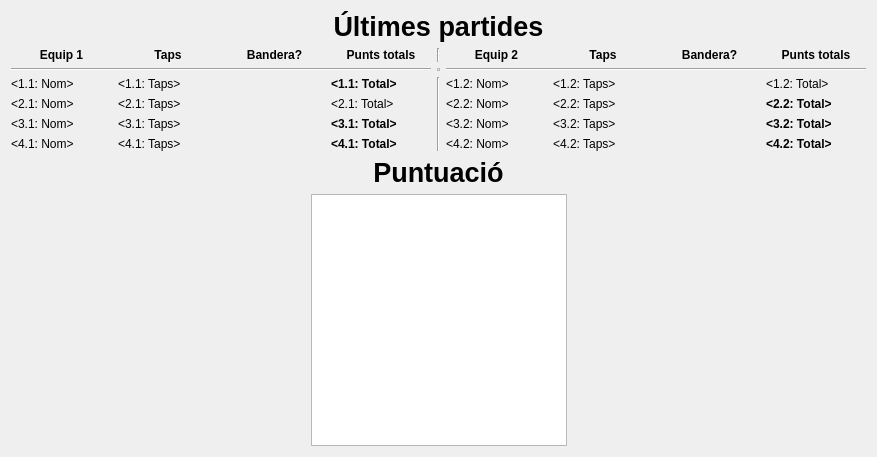
First picture: the form in pantallapuntuacio.ui, repository vicgua/robocat, before the edit.
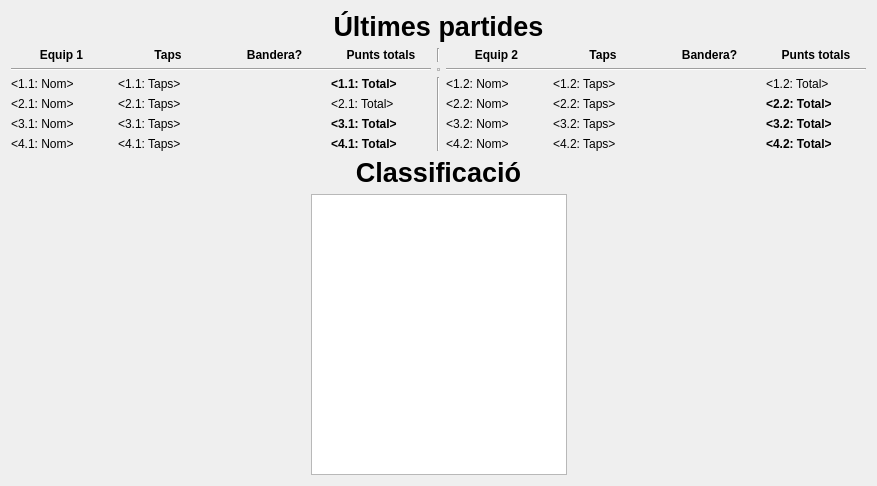
Second picture: the form after the edit. Icons and pictures are not drawn.

Diff of the .ui file:
```diff
--- a/pantallapuntuacio.ui
+++ b/pantallapuntuacio.ui
@@ -10,7 +10,7 @@
     <x>0</x>
     <y>0</y>
     <width>877</width>
-    <height>457</height>
+    <height>486</height>
    </rect>
   </property>
   <property name="windowTitle">
@@ -618,7 +618,7 @@
       </font>
      </property>
      <property name="text">
-      <string>Puntuació</string>
+      <string>Classificació</string>
      </property>
      <property name="alignment">
       <set>Qt::AlignCenter</set>
```
Left out of the diff: 8 changed lines with no effect on the pictures.
